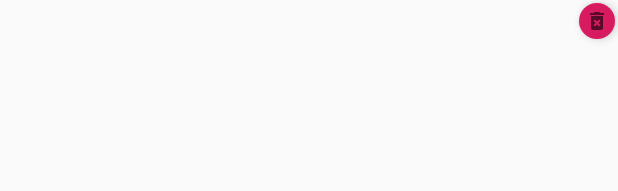
After one commit to JunioJsv/minimum, an Android app: the layout widget_remove_button.xml on its own in the app's theme, with its tools: preview values and no code run, on a phone screen of 412 x 824 dp. The commit adds this screen. Shown: the top 191 px of the screen. Run offline under Robolectric (Android 15) with nearby library versions, the phone set to English and light mode, and no system bars.

Commit message:
Refatoração

```diff
--- a/app/src/main/AndroidManifest.xml
+++ b/app/src/main/AndroidManifest.xml
@@ -4,12 +4,13 @@
     package="juniojsv.minimum">
 
     <uses-permission android:name="android.permission.REQUEST_DELETE_PACKAGES" />
+    <uses-permission android:name="android.permission.READ_EXTERNAL_STORAGE" />
 
     <application
         android:allowBackup="true"
+        android:hardwareAccelerated="true"
         android:icon="@mipmap/ic_launcher"
         android:label="@string/app_name"
-        android:hardwareAccelerated="true"
         android:roundIcon="@mipmap/ic_launcher_round"
         android:supportsRtl="true"
         android:theme="@style/AppThemeLight"
--- /dev/null
+++ b/app/src/main/res/drawable/ic_baseline_delete_forever_24.xml
@@ -0,0 +1,10 @@
+<vector xmlns:android="http://schemas.android.com/apk/res/android"
+    android:width="24dp"
+    android:height="24dp"
+    android:tint="?attr/colorControlNormal"
+    android:viewportWidth="24"
+    android:viewportHeight="24">
+    <path
+        android:fillColor="@android:color/white"
+        android:pathData="M6,19c0,1.1 0.9,2 2,2h8c1.1,0 2,-0.9 2,-2L18,7L6,7v12zM8.46,11.88l1.41,-1.41L12,12.59l2.12,-2.12 1.41,1.41L13.41,14l2.12,2.12 -1.41,1.41L12,15.41l-2.12,2.12 -1.41,-1.41L10.59,14l-2.13,-2.12zM15.5,4l-1,-1h-5l-1,1L5,4v2h14L19,4z" />
+</vector>
--- /dev/null
+++ b/app/src/main/res/layout/widget_remove_button.xml
@@ -0,0 +1,12 @@
+<?xml version="1.0" encoding="utf-8"?>
+<ImageButton xmlns:android="http://schemas.android.com/apk/res/android"
+    android:layout_width="24dp"
+    android:layout_height="24dp"
+    android:layout_gravity="top|end"
+    android:layout_margin="2dp"
+    android:background="@drawable/fab_background"
+    android:contentDescription="@string/todo"
+    android:elevation="4dp"
+    android:padding="4dp"
+    android:scaleType="fitXY"
+    android:src="@drawable/ic_baseline_delete_forever_24" />
--- a/app/src/main/res/values/strings.xml
+++ b/app/src/main/res/values/strings.xml
@@ -31,4 +31,6 @@
     <string name="all_applications">All applications</string>
     <string name="only_favorites">Only favorites</string>
     <string name="expose">Expose</string>
+    <string name="add_widget">Add widget</string>
+    <string name="change_wallpaper">Change wallpaper</string>
 </resources>
```
Also changed, not shown: app/src/main/java/juniojsv/minimum/WidgetContainer.kt (added, +26 -0 lines), app/src/main/java/juniojsv/minimum/WidgetsActionsDialog.kt (added, +20 -0 lines), app/src/main/java/juniojsv/minimum/WidgetsFragment.kt (+53 -14 lines), 1 other file.
